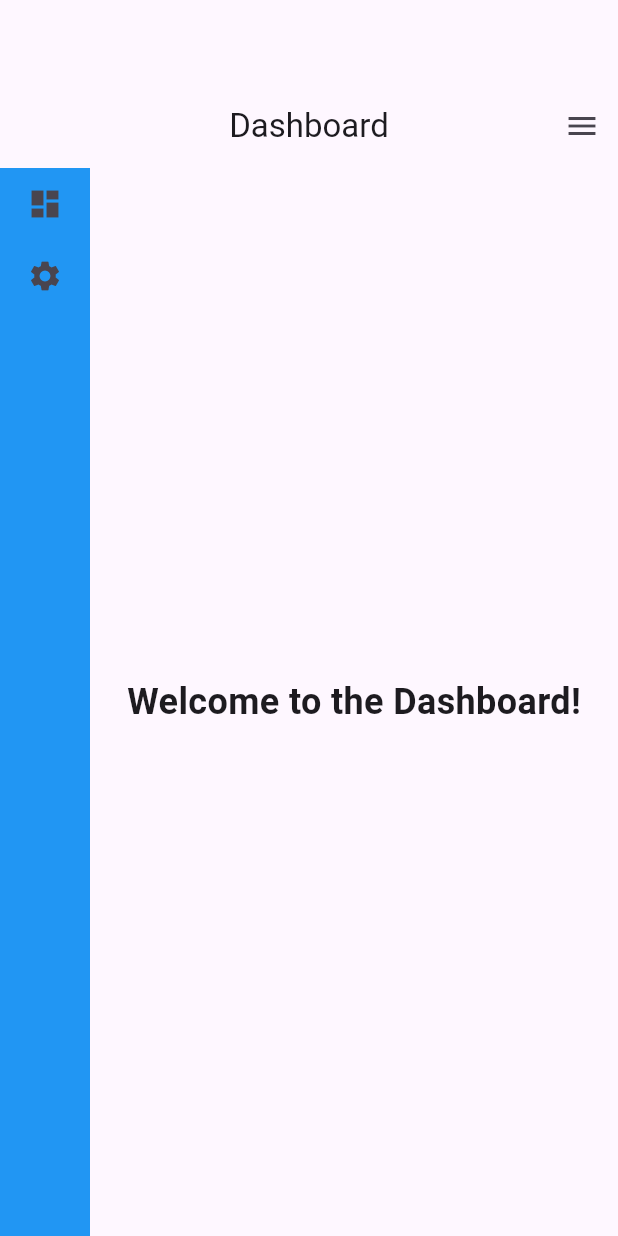
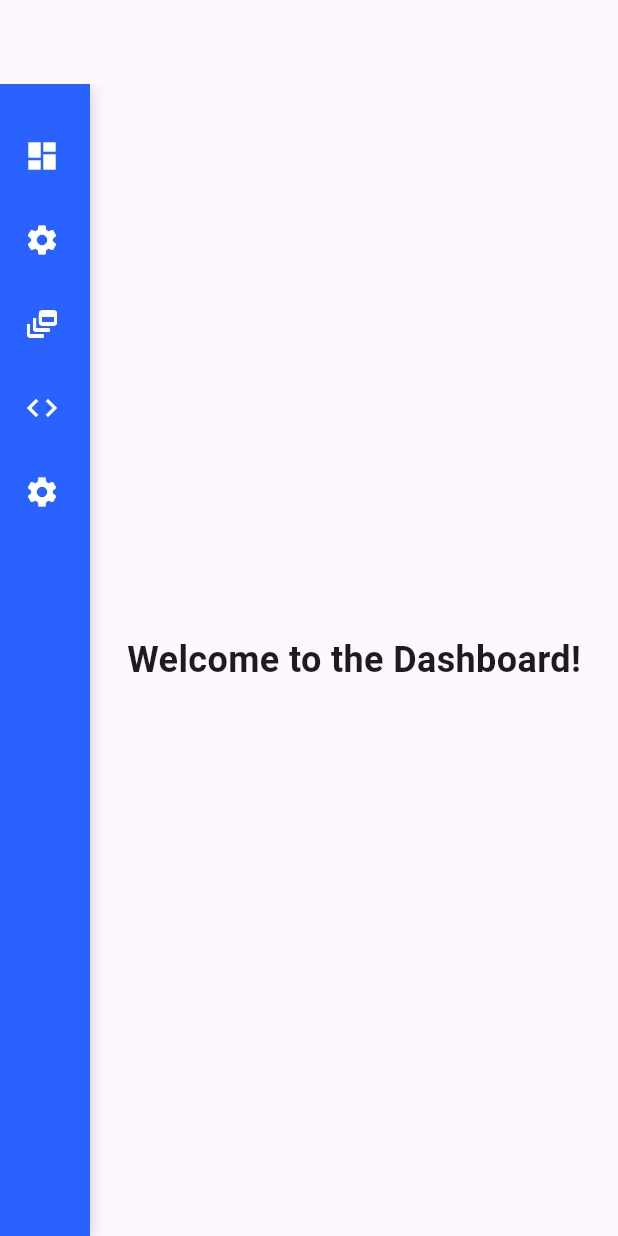
Before and after one commit to soorajpsuresh74/Harper, a Flutter app: the screen it shows after launch, on a phone screen of 412 x 824 dp. Run offline on Flutter 3.47's test engine with Material 3 defaults, Android fonts, the phone set to English and light mode, and no system bars; our stand-ins replace flutter_dotenv, sidebarx.

Commit message:
fixed sidebar

```diff
--- a/ui/lib/Pages/dashboardscreen.dart
+++ b/ui/lib/Pages/dashboardscreen.dart
@@ -21,18 +21,6 @@ class _DashboardScreenState extends State<DashboardScreen> {
   @override
   Widget build(BuildContext context) {
     return Scaffold(
-      appBar: AppBar(
-        title: const Text('Dashboard'),
-        centerTitle: true,
-        actions: [
-          IconButton(
-            icon: const Icon(Icons.menu),
-            onPressed: () {
-              _controller.toggleExtended();
-            },
-          ),
-        ],
-      ),
       body: Row(
         children: [
           Sidebar(controller: _controller),
--- a/ui/lib/Widget/Dashboard/sidebar.dart
+++ b/ui/lib/Widget/Dashboard/sidebar.dart
@@ -18,31 +18,98 @@ class _SidebarState extends State<Sidebar> {
     return MouseRegion(
       onEnter: (_) => setState(() => _isHovered = true),
       onExit: (_) => setState(() => _isHovered = false),
-      child: Container(
-        width: _isHovered ? 200 : 60, // Width based on hover state
-        color: Colors.blue,
+      child: AnimatedContainer(
+        width: _isHovered ? 250 : 60,
+        duration: const Duration(milliseconds: 300),
+        decoration: BoxDecoration(
+          color: Colors.blueAccent.shade700,
+          boxShadow: [
+            BoxShadow(
+              color: Colors.black.withOpacity(0.2),
+              blurRadius: 8,
+              offset: const Offset(0, 2),
+            ),
+          ],
+        ),
         child: Column(
+          crossAxisAlignment: CrossAxisAlignment.start,
           children: [
-            IconButton(
-              icon: const Icon(Icons.dashboard),
-              onPressed: () {
-                widget.controller.selectIndex(0);
-              },
+            const SizedBox(height: 20),
+            buildMenuItem(
+              context,
+              icon: Icons.dashboard,
+              label: 'Home',
+              isHovered: _isHovered,
+              onClicked: () => widget.controller.selectIndex(0),
             ),
+            buildMenuItem(
+              context,
+              icon: Icons.settings,
+              label: 'Applications & Projects',
+              isHovered: _isHovered,
+              onClicked: () => widget.controller.selectIndex(1),
+            ),
+            buildMenuItem(
+              context,
+              icon: Icons.dynamic_feed,
+              label: 'Static Analysis',
+              isHovered: _isHovered,
+              onClicked: () => widget.controller.selectIndex(2),
+            ),
+            buildMenuItem(
+              context,
+              icon: Icons.code,
+              label: 'Dynamic Analysis',
+              isHovered: _isHovered,
+              onClicked: () => widget.controller.selectIndex(3),
+            ),
+            buildMenuItem(
+              context,
+              icon: Icons.settings,
+              label: 'Settings',
+              isHovered: _isHovered,
+              onClicked: () => widget.controller.selectIndex(3),
+            ),
+
+            const Spacer(),
             if (_isHovered)
-              const Text('Dashboard', style: TextStyle(color: Colors.white)),
-            IconButton(
-              icon: const Icon(Icons.settings),
-              onPressed: () {
-                widget.controller.selectIndex(1);
-              },
-            ),
-            if (_isHovered)
-              const Text('Settings', style: TextStyle(color: Colors.white)),
-            // Add more icons and text as needed
+              Padding(
+                padding: const EdgeInsets.all(16.0),
+                child: Text(
+                  "Version 1.0.0",
+                  style: TextStyle(color: Colors.white.withOpacity(0.8)),
+                ),
+              ),
           ],
         ),
       ),
     );
   }
+
+  Widget buildMenuItem(
+    BuildContext context, {
+    required IconData icon,
+    required String label,
+    required bool isHovered,
+    required VoidCallback onClicked,
+  }) {
+    const color = Colors.white;
+    final hoverColor = Colors.white.withOpacity(0.1);
+
+    return ListTile(
+      leading: Icon(icon, color: color),
+      title: isHovered
+          ? Row(
+              children: [
+                Text(label, style: const TextStyle(color: color, fontSize: 14)),
+                const SizedBox(width: 16), // Adjust the gap here
+              ],
+            )
+          : null,
+      hoverColor: hoverColor,
+      onTap: onClicked,
+      contentPadding: const EdgeInsets.symmetric(horizontal: 16),
+      // Removed gap parameter
+    );
+  }
 }
```
